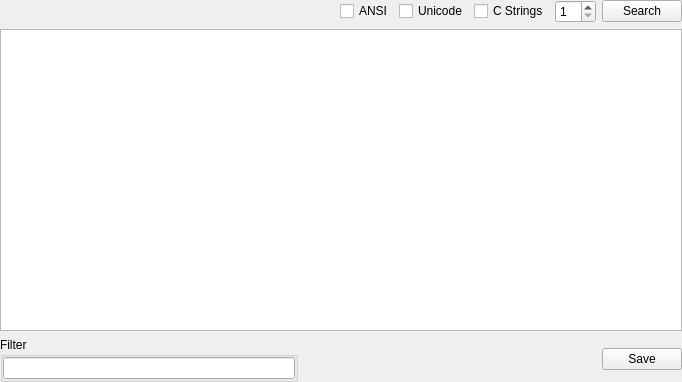
First picture: the form in SearchStrings/searchstringswidget.ui, repository horsicq/FormatWidgets, before the edit.
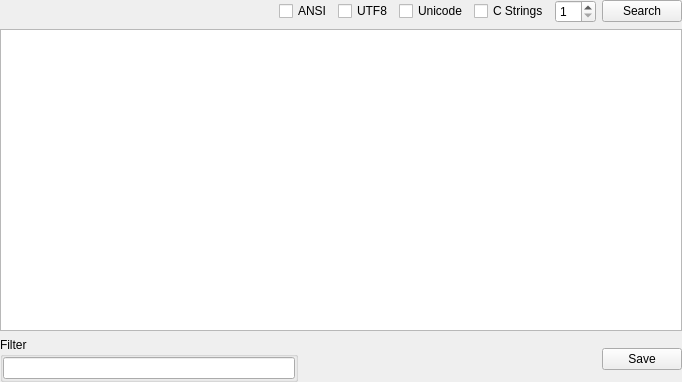
Second picture: the form after the edit.

The edit to the form file:
```diff
--- a/SearchStrings/searchstringswidget.ui
+++ b/SearchStrings/searchstringswidget.ui
@@ -48,6 +48,13 @@
        </property>
       </widget>
      </item>
+     <item>
+      <widget class="QCheckBox" name="checkBoxUTF8">
+       <property name="text">
+        <string notr="true">UTF8</string>
+       </property>
+      </widget>
+     </item>
      <item>
       <widget class="QCheckBox" name="checkBoxUnicode">
        <property name="text">
```
